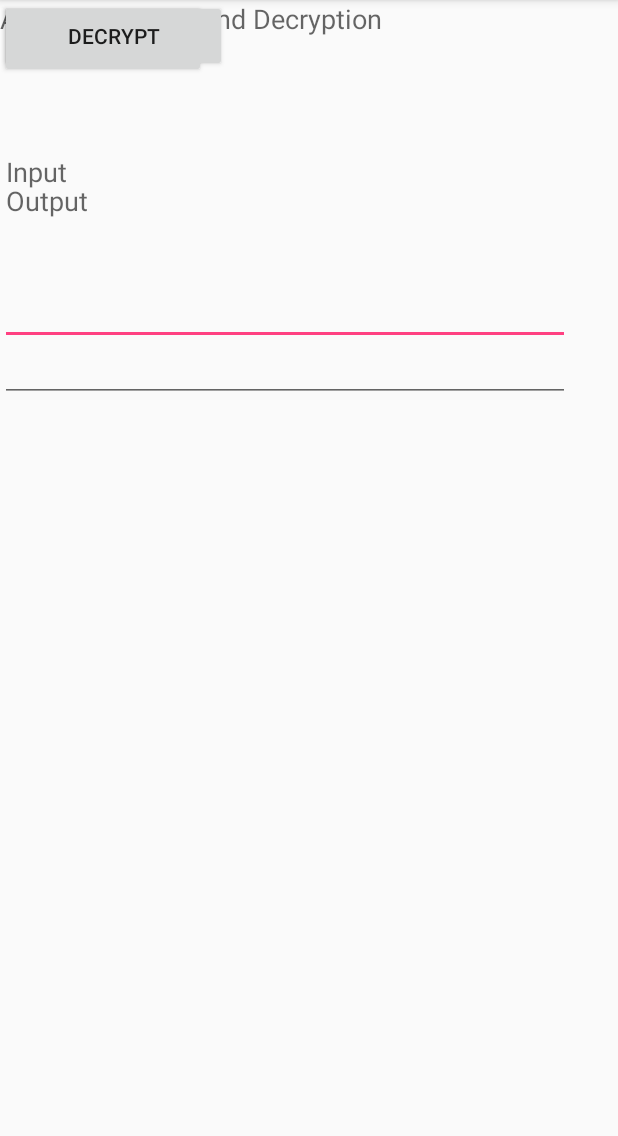
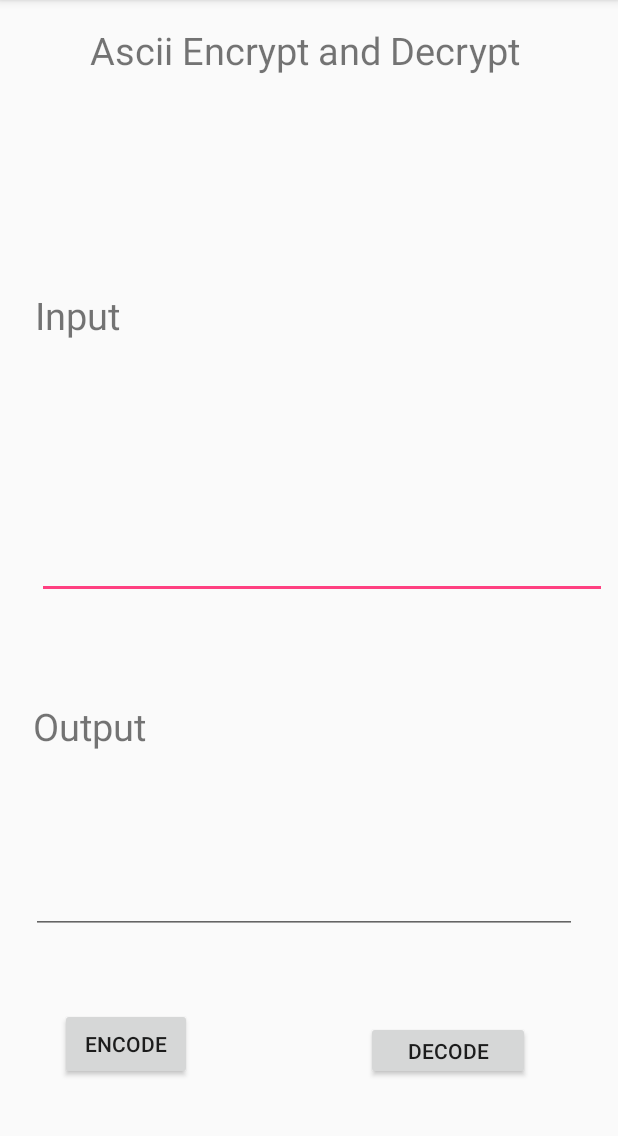
Before and after one commit to shubd-dev/image-steganography-mini-proj, an Android app: the Ascii_encrypt_decrypt screen opened directly, with no data from a screen before it, on a phone screen of 412 x 824 dp, the part 84-1220 px from its top. Run offline under Robolectric (Android 15) with nearby library versions, the phone set to English and light mode, and no system bars.

Commit message:
Added Binary and Ascii encoding

```diff
--- a/app/src/main/AndroidManifest.xml
+++ b/app/src/main/AndroidManifest.xml
@@ -12,6 +12,9 @@
         android:roundIcon="@mipmap/ic_launcher_round"
         android:supportsRtl="true"
         android:theme="@style/AppTheme">
+        <activity
+            android:name=".Binary_encrypt_decrypt"
+            android:exported="false" />
         <activity
             android:name=".Ascii_encrypt_decrypt"
             android:exported="false" />
--- a/app/src/main/java/com/ayush/steganography/Ascii_encrypt_decrypt.java
+++ b/app/src/main/java/com/ayush/steganography/Ascii_encrypt_decrypt.java
@@ -1,41 +1,70 @@
 package com.ayush.steganography;
 
+import android.annotation.TargetApi;
+import android.os.Build;
 import android.support.v7.app.AppCompatActivity;
 import android.os.Bundle;
 import android.view.View;
 import android.widget.Button;
 import android.widget.EditText;
+import android.widget.TextView;
+
+import java.io.UnsupportedEncodingException;
+import java.nio.charset.StandardCharsets;
+import java.util.Arrays;
 
 public class Ascii_encrypt_decrypt extends AppCompatActivity {
-
-    String input_ascii;
-    EditText input1_ascii;
-    String output_ascii;
-    EditText output1_ascii;
-
-    public static void input_new(int s)
-    {
-        System.out.println("this is my new function");
-        System.out.println("to check ijt");
-        System.out.println("THis will only be in dev");
-
-    }
+    String output_stream;
 
     @Override
     protected void onCreate(Bundle savedInstanceState) {
         super.onCreate(savedInstanceState);
         setContentView(R.layout.activity_ascii_encrypt_decrypt);
 
-        input1_ascii = (EditText) findViewById(R.id.editTextTextPersonName3);
-        Button encrypt = findViewById(R.id.Asicii_encrypt);
-        encrypt.setOnClickListener(new View.OnClickListener() {
+
+        EditText mEdit = (EditText)findViewById(R.id.input_ascii_Text_View);
+        EditText mEdit1 = (EditText)findViewById(R.id.output_ascii_Text_View);
+        Button Encode_button = (Button) findViewById(R.id.Encode_button);
+        Encode_button.setOnClickListener(new View.OnClickListener() {
             @Override
             public void onClick(View view) {
-                input_ascii = input1_ascii.getText().toString();
+                String text = mEdit.getText().toString();
+                byte[] bytes = new byte[0];
+                try {
+                    bytes = text.getBytes("US-ASCII");
+                } catch (UnsupportedEncodingException e) {
+                    e.printStackTrace();
+                }
+                output_stream = Arrays.toString(bytes);
+                mEdit1.setText(output_stream, TextView.BufferType.EDITABLE);
+
+
+            }
+
+        });
+        Button Decode_button = (Button) findViewById(R.id.Decode_button);
+        Decode_button.setOnClickListener(new View.OnClickListener() {
+            @TargetApi(Build.VERSION_CODES.N)
+            @Override
+            public void onClick(View view) {
+                String text = mEdit.getText().toString();
+                String[] tokens = text.split(",");
+                int[] val = Arrays.stream(tokens).mapToInt(Integer::parseInt).toArray();
+                char[] output1 = new char[val.length];
+                for(int i = 0 ; i < val.length;i++)
+                {
+                    output1[i] = (char)val[i];
+                }
+                String str = new String();
+                String output2 = str.copyValueOf(output1);
+
+
+
+                mEdit1.setText(output2, TextView.BufferType.EDITABLE);
 
             }
         });
-;
+
 
     }
 }
--- a/app/src/main/res/layout/activity_ascii_encrypt_decrypt.xml
+++ b/app/src/main/res/layout/activity_ascii_encrypt_decrypt.xml
@@ -6,49 +6,107 @@
     android:layout_height="match_parent"
     tools:context=".Ascii_encrypt_decrypt">
 
-    <EditText
-        android:id="@+id/editTextTextPersonName3"
-        android:layout_width="380dp"
-        android:layout_height="230dp"
-        android:ems="10"
-        android:hint="Input"
-        android:inputType="textPersonName"
-        android:singleLine="false"
-        tools:layout_editor_absoluteX="17dp"
-        tools:layout_editor_absoluteY="66dp" />
+    <TextView
+        android:id="@+id/textView5"
+        android:layout_width="302dp"
+        android:layout_height="0dp"
+        android:layout_alignParentTop="true"
+        android:layout_alignParentEnd="true"
+        android:layout_centerHorizontal="true"
+        android:layout_marginStart="52dp"
+        android:layout_marginTop="16dp"
+        android:layout_marginBottom="35dp"
+        android:text="Ascii Encrypt and Decrypt"
+        android:textAlignment="center"
+        android:textSize="25sp"
+        app:layout_constraintBottom_toTopOf="@+id/textView3"
+        app:layout_constraintStart_toStartOf="parent"
+        app:layout_constraintTop_toTopOf="parent" />
 
     <EditText
-        android:id="@+id/editTextTextPersonName4"
+        android:id="@+id/input_ascii_Text_View"
         android:layout_width="380dp"
-        android:layout_height="268dp"
-        android:ems="10"
-        android:hint="Output"
-        android:inputType="textPersonName"
-        tools:layout_editor_absoluteX="17dp"
-        tools:layout_editor_absoluteY="316dp" />
+        android:layout_height="138dp"
+        android:layout_marginStart="38dp"
+        android:layout_marginEnd="38dp"
+        android:layout_marginBottom="67dp"
+        android:ems="15"
+        android:gravity="start|top"
+        android:inputType="textMultiLine"
+        android:lines="10"
+        android:maxLines="15"
+        android:minLines="5"
+        app:layout_constraintBottom_toTopOf="@+id/textView4"
+        app:layout_constraintEnd_toEndOf="parent"
+        app:layout_constraintHorizontal_bias="0.311"
+        app:layout_constraintStart_toStartOf="parent"
+        app:layout_constraintTop_toBottomOf="@+id/textView3" />
 
-    <Button
-        android:id="@+id/Asicii_encrypt"
-        android:layout_width="137dp"
-        android:layout_height="52dp"
-        android:text="Encrypt"
-        tools:layout_editor_absoluteX="37dp"
-        tools:layout_editor_absoluteY="629dp" />
+    <EditText
+        android:id="@+id/output_ascii_Text_View"
+        android:layout_width="364dp"
+        android:layout_height="102dp"
+        android:layout_marginBottom="58dp"
+        android:ems="15"
+        android:gravity="start|top"
+        android:inputType="textMultiLine"
+        app:layout_constraintBottom_toTopOf="@+id/Decode_button"
+        app:layout_constraintEnd_toEndOf="parent"
 
-    <Button
-        android:id="@+id/Ascii_decrypt"
-        android:layout_width="151dp"
-        android:layout_height="48dp"
-        android:text="Decrypt"
-        tools:layout_editor_absoluteX="216dp"
-        tools:layout_editor_absoluteY="633dp" />
+        app:layout_constraintHorizontal_bias="0.428"
+        app:layout_constraintStart_toStartOf="parent"
+        app:layout_constraintTop_toBottomOf="@+id/textView4" />
+
+    <TextView
+        android:id="@+id/textView3"
+        android:layout_width="95dp"
+        android:layout_height="55dp"
+        android:layout_marginStart="2dp"
+        android:layout_marginEnd="3dp"
+        android:layout_marginBottom="13dp"
+        android:text="Input"
+        android:textSize="25sp"
+        app:layout_constraintBottom_toTopOf="@+id/input_ascii_Text_View"
+        app:layout_constraintEnd_toEndOf="@+id/textView4"
+        app:layout_constraintHorizontal_bias="0.55"
+        app:layout_constraintStart_toStartOf="@+id/textView5"
+        app:layout_constraintTop_toBottomOf="@+id/textView5" />
 
     <TextView
         android:id="@+id/textView4"
-        android:layout_width="336dp"
-        android:layout_height="33dp"
-        android:text="Ascii Encryption and Decryption"
-        android:textAppearance="@style/TextAppearance.AppCompat.Medium"
-        tools:layout_editor_absoluteX="17dp"
-        tools:layout_editor_absoluteY="16dp" />
+        android:layout_width="wrap_content"
+        android:layout_height="wrap_content"
+        android:layout_marginStart="1dp"
+        android:layout_marginBottom="19dp"
+        android:text="Output"
+        android:textSize="25sp"
+        app:layout_constraintBottom_toTopOf="@+id/output_ascii_Text_View"
+        app:layout_constraintStart_toStartOf="@+id/output_ascii_Text_View"
+        app:layout_constraintTop_toBottomOf="@+id/input_ascii_Text_View"
+        tools:ignore="MissingConstraints" />
+
+    <Button
+        android:id="@+id/Encode_button"
+        android:layout_width="wrap_content"
+        android:layout_height="wrap_content"
+        android:layout_marginStart="40dp"
+        android:layout_marginEnd="116dp"
+        android:layout_marginBottom="48dp"
+        android:text="Encode"
+        app:layout_constraintBottom_toBottomOf="parent"
+        app:layout_constraintEnd_toStartOf="@+id/Decode_button"
+        app:layout_constraintStart_toStartOf="parent" />
+
+    <Button
+        android:id="@+id/Decode_button"
+        android:layout_width="109dp"
+        android:layout_height="39dp"
+        android:layout_marginEnd="59dp"
+        android:layout_marginBottom="48dp"
+        android:text="Decode"
+        app:layout_constraintBottom_toBottomOf="parent"
+        app:layout_constraintEnd_toEndOf="parent"
+        app:layout_constraintStart_toEndOf="@+id/Encode_button"
+        app:layout_constraintTop_toBottomOf="@+id/output_ascii_Text_View" />
+
 </android.support.constraint.ConstraintLayout>
```
Also changed, not shown: app/src/main/java/com/ayush/steganography/Binary_encrypt_decrypt.java (added, +58 -0 lines), app/src/main/java/com/ayush/steganography/MainActivity.java (+9 -1 lines), app/src/main/res/layout/activity_binary_encrypt_decrypt.xml (added, +114 -0 lines), app/src/main/res/layout/activity_main.xml (+49 -6 lines).
